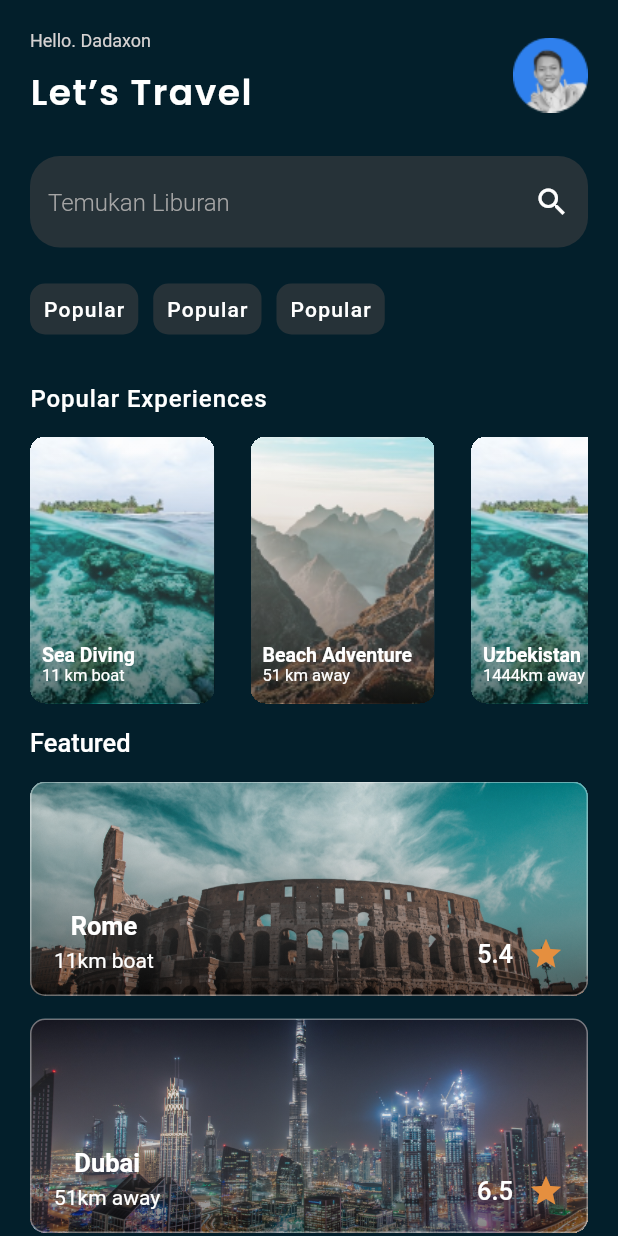
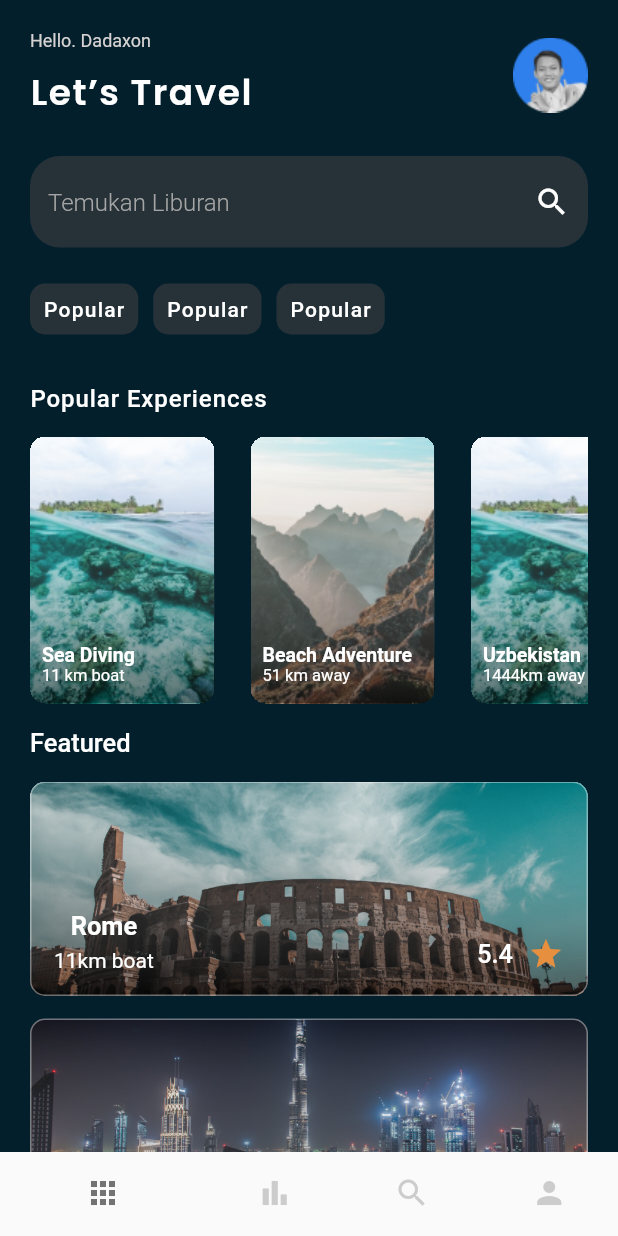
Before and after one commit to dadaxon0019/Travelling-App, a Flutter app: the screen it shows after launch, on a phone screen of 412 x 824 dp. Run offline on Flutter 3.47's test engine with Material 2 defaults, Android fonts, the phone set to English and light mode, and no system bars; our stand-ins replace google_fonts, video_player.

Commit message:
create bottom nav bar

```diff
--- a/lib/main.dart
+++ b/lib/main.dart
@@ -1,6 +1,7 @@
 import 'package:flutter/material.dart';
 import 'package:travelling_app/screens/homePage.dart';
 import 'package:travelling_app/screens/loginPage.dart';
+import 'package:travelling_app/screens/navpages/glav_page.dart';
 import 'package:travelling_app/screens/welcome_page.dart';
 
 void main() => runApp(MyApp());
@@ -10,7 +11,7 @@ class MyApp extends StatelessWidget {
   Widget build(BuildContext context) {
     return MaterialApp(
       title: 'Flutter Google Maps Demo',
-      home: HomePage(),
+      home: MainPage(),
     );
   }
 }
--- a/lib/screens/homePage.dart
+++ b/lib/screens/homePage.dart
@@ -1,6 +1,7 @@
 import 'package:flutter/material.dart';
 import 'package:travelling_app/json/FeaturedCardInfo.dart';
 import 'package:travelling_app/json/Trips.dart';
+
 import 'package:travelling_app/widgets/FeaturedCard.dart';
 import 'package:travelling_app/widgets/imagesSlider.dart';
 import 'package:travelling_app/widgets/inputWidget.dart';
--- /dev/null
+++ b/lib/screens/navpages/glav_page.dart
@@ -0,0 +1,49 @@
+import 'package:flutter/cupertino.dart';
+import 'package:flutter/material.dart';
+import 'package:travelling_app/screens/homePage.dart';
+import 'package:travelling_app/screens/navpages/bar_item_page.dart';
+import 'package:travelling_app/screens/navpages/my_page.dart';
+import 'package:travelling_app/screens/navpages/search_page.dart';
+class MainPage extends StatefulWidget {
+  const MainPage({Key? key}) : super(key: key);
+
+  @override
+  State<MainPage> createState() => _MainPageState();
+}
+
+class _MainPageState extends State<MainPage> {
+  List pages = [
+    HomePage(),
+    BarItemPage(),
+    SearchPage(),
+    MyPage(),
+  ];
+  int currentIndex=0;
+  void onTap(int index){
+    setState((){
+      currentIndex = index;
+    });
+  }
+  @override
+  Widget build(BuildContext context) {
+    return Scaffold(
+      body: pages[0],
+      bottomNavigationBar: BottomNavigationBar(
+        onTap: onTap,
+        currentIndex: currentIndex,
+        selectedItemColor: Colors.black54,
+        unselectedItemColor: Colors.grey.withOpacity(0.5),
+        showSelectedLabels: false,
+        showUnselectedLabels: false,
+        elevation: 0,
+        items: [
+          BottomNavigationBarItem(label:'Home', icon: Icon(Icons.apps)),
+          BottomNavigationBarItem(label:'Bar', icon: Icon(Icons.bar_chart_sharp)),
+          BottomNavigationBarItem(label:'Search', icon: Icon(Icons.search)),
+          BottomNavigationBarItem(label:'My', icon: Icon(Icons.person))
+        ],
+      ),
+
+    );
+  }
+}
```
Also changed, not shown: lib/screens/navpages/bar_item_page.dart (added, +16 -0 lines), lib/screens/navpages/my_page.dart (added, +15 -0 lines), lib/screens/navpages/search_page.dart (added, +16 -0 lines).
